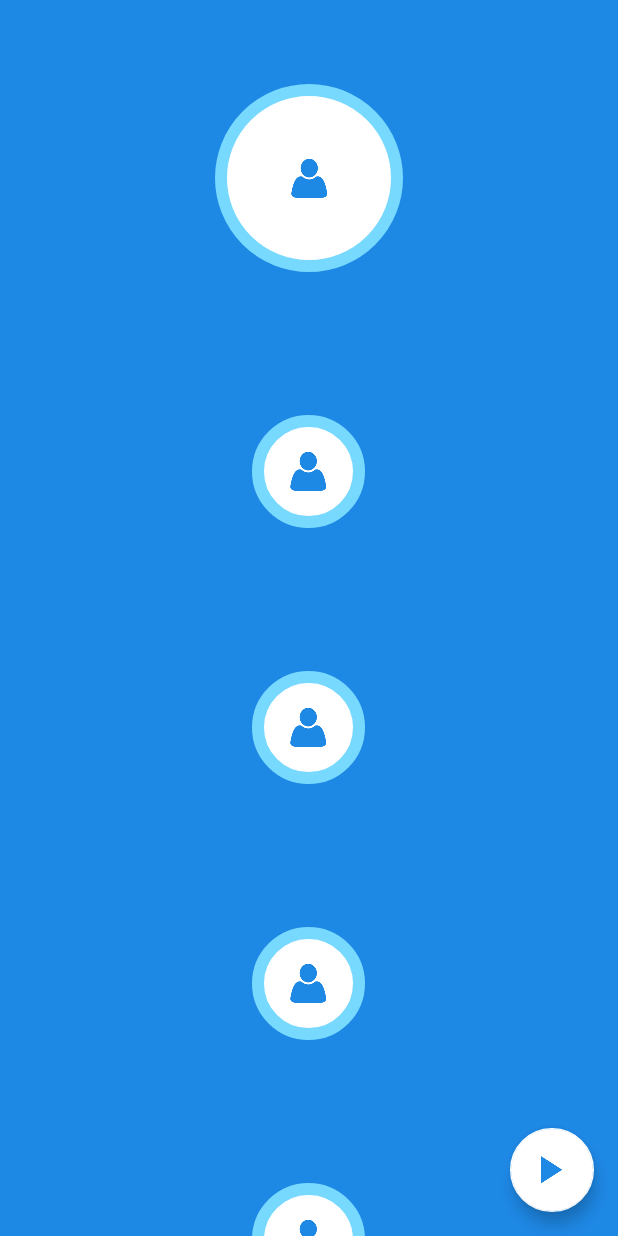
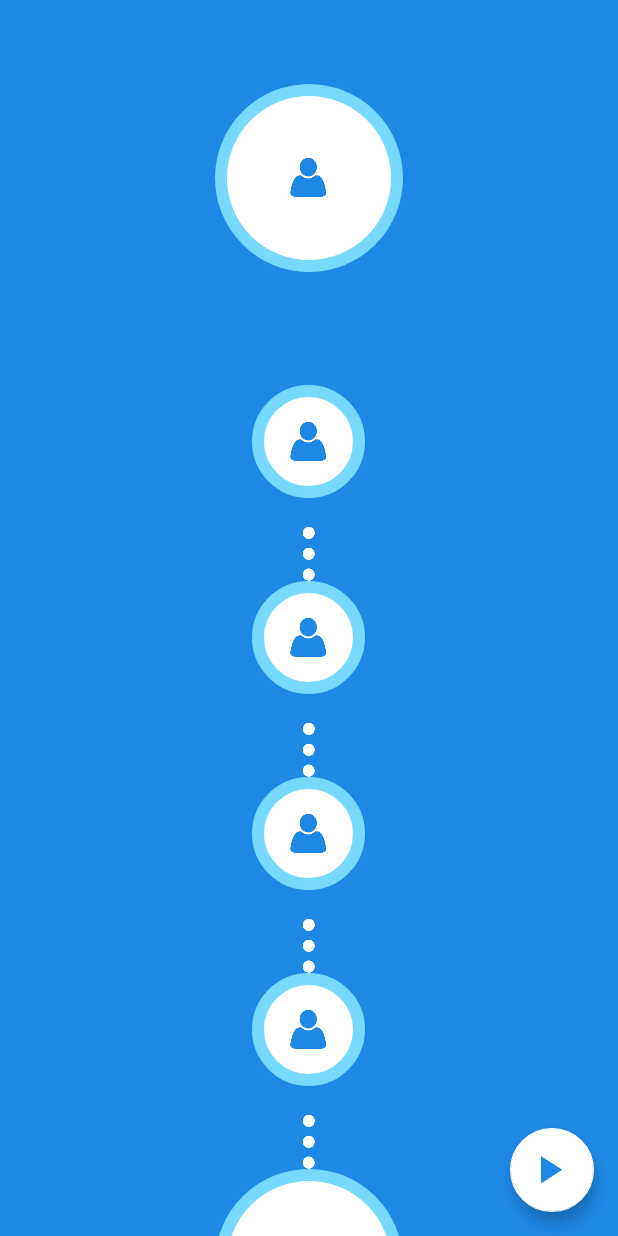
Before and after one commit to IRA-Team/SixHandshakes, an Android app: the screen it shows after launch (MainActivity), on a phone screen of 412 x 824 dp. Run offline under Robolectric (Android 15) with nearby library versions, the phone set to English and light mode, and no system bars; our stand-ins replace data binding; libraries missing offline, so code that uses them is left out: com.nostra13.universalimageloader, com.vk.sdk; 52 statements that could not run were skipped.

Commit message:
1. Refactored request service 2. Refactored view of MainActivity

```diff
--- a/app/src/main/res/drawable/circle_white.xml
+++ b/app/src/main/res/drawable/circle_white.xml
@@ -1,12 +1,21 @@
 <?xml version="1.0" encoding="utf-8"?>
-<shape
-    xmlns:android="http://schemas.android.com/apk/res/android"
-    android:shape="oval">
 
-    <stroke
-        android:width="8dp"
-        android:color="#78d9ff"/>
+<layer-list xmlns:android="http://schemas.android.com/apk/res/android">
+    <item>
+        <shape xmlns:android="http://schemas.android.com/apk/res/android"
+            android:shape="oval">
 
-    <solid
-        android:color="#ffffff"/>
-</shape>
+            <stroke
+                android:width="8dp"
+                android:color="#78d9ff" />
+
+            <solid android:color="#ffffff" />
+
+        </shape>
+    </item>
+    <item
+        android:width="30dp"
+        android:height="30dp"
+        android:drawable="@drawable/ic_profile_blue_30dp"
+        android:gravity="center" />
+</layer-list>
--- a/app/src/main/res/layout/activity_main.xml
+++ b/app/src/main/res/layout/activity_main.xml
@@ -26,171 +26,142 @@
                 <LinearLayout
                     android:layout_width="match_parent"
                     android:layout_height="wrap_content"
+                    android:gravity="center"
                     android:orientation="vertical">
 
-
+                    <!-- Begin of self profile -->
                     <ImageView
-                        android:layout_width="125dp"
-                        android:layout_height="125dp"
-                        android:layout_gravity="center"
+                        android:layout_width="@dimen/big_profile_width"
+                        android:layout_height="@dimen/big_profile_height"
                         android:background="@drawable/circle_white"
                         android:padding="8dp"
                         android:scaleType="center"
-                        android:src="@drawable/ic_profile_blue_30dp"
                         app:user="@{viewModel.self}" />
 
                     <TextView
                         android:layout_width="wrap_content"
                         android:layout_height="wrap_content"
-                        android:layout_gravity="center"
-                        android:layout_marginBottom="8dp"
-                        android:layout_marginTop="8dp"
                         android:textColor="@color/vk_white"
                         app:user="@{viewModel.self}" />
 
                     <com.irateam.sixhandshakes.ui.LoadingStub
                         android:id="@+id/loading_stub"
                         android:layout_width="wrap_content"
-                        android:layout_height="wrap_content"
-                        android:layout_gravity="center"
-                        android:layout_marginBottom="4dp" />
+                        android:layout_height="wrap_content" />
+                    <!-- End of self profile -->
 
+                    <!-- Begin of firth profile -->
                     <ImageView
-                        android:layout_width="75dp"
-                        android:layout_height="75dp"
-                        android:layout_gravity="center"
+                        android:layout_width="@dimen/medium_profile_width"
+                        android:layout_height="@dimen/medium_profile_height"
                         android:background="@drawable/circle_white"
                         android:padding="8dp"
                         android:scaleType="center"
-                        android:src="@drawable/ic_profile_blue_30dp"
                         android:visibility="@{viewModel.first != null}"
                         app:user="@{viewModel.first}" />
 
                     <TextView
                         android:layout_width="wrap_content"
                         android:layout_height="wrap_content"
-                        android:layout_gravity="center"
-                        android:layout_marginBottom="8dp"
-                        android:layout_marginTop="8dp"
                         android:textColor="@color/vk_white"
                         android:visibility="@{viewModel.first != null}"
                         app:user="@{viewModel.first}" />
 
-                    <com.irateam.sixhandshakes.ui.LoadingStub
-                        android:id="@+id/loading_stub1"
-                        android:layout_width="wrap_content"
-                        android:layout_height="wrap_content"
-                        android:layout_gravity="center"
-                        android:layout_marginBottom="4dp"
+                    <ImageView
+                        android:layout_width="@dimen/delimiter_width"
+                        android:layout_height="@dimen/delimiter_height"
+                        android:src="@drawable/ic_three_circle_white_36dp"
                         android:visibility="@{viewModel.first != null}" />
+                    <!-- End of first profile -->
 
+                    <!-- Begin of second profile -->
                     <ImageView
-                        android:layout_width="75dp"
-                        android:layout_height="75dp"
-                        android:layout_gravity="center"
+                        android:layout_width="@dimen/medium_profile_width"
+                        android:layout_height="@dimen/medium_profile_height"
                         android:background="@drawable/circle_white"
                         android:padding="8dp"
                         android:scaleType="center"
-                        android:src="@drawable/ic_profile_blue_30dp"
                         android:visibility="@{viewModel.second!= null}"
                         app:user="@{viewModel.second}" />
 
                     <TextView
                         android:layout_width="wrap_content"
                         android:layout_height="wrap_content"
-                        android:layout_gravity="center"
-                        android:layout_marginBottom="8dp"
-                        android:layout_marginTop="8dp"
                         android:textColor="@color/vk_white"
                         android:visibility="@{viewModel.second != null}"
                         app:user="@{viewModel.second}" />
 
-                    <com.irateam.sixhandshakes.ui.LoadingStub
-                        android:id="@+id/loading_stub2"
-                        android:layout_width="wrap_content"
-                        android:layout_height="wrap_content"
-                        android:layout_gravity="center"
-                        android:layout_marginBottom="4dp"
-                        android:visibility="@{viewModel.second!= null}" />
+                    <ImageView
+                        android:layout_width="@dimen/delimiter_width"
+                        android:layout_height="@dimen/delimiter_height"
+                        android:src="@drawable/ic_three_circle_white_36dp"
+                        android:visibility="@{viewModel.second != null}" />
+                    <!-- End of second profile -->
 
+                    <!-- Begin of third profile -->
                     <ImageView
-                        android:layout_width="75dp"
-                        android:layout_height="75dp"
-                        android:layout_gravity="center"
+                        android:layout_width="@dimen/medium_profile_width"
+                        android:layout_height="@dimen/medium_profile_height"
                         android:background="@drawable/circle_white"
                         android:padding="8dp"
                         android:scaleType="center"
-                        android:src="@drawable/ic_profile_blue_30dp"
                         android:visibility="@{viewModel.third != null}"
                         app:user="@{viewModel.third}" />
 
                     <TextView
                         android:layout_width="wrap_content"
                         android:layout_height="wrap_content"
-                        android:layout_gravity="center"
-                        android:layout_marginBottom="8dp"
-                        android:layout_marginTop="8dp"
                         android:textColor="@color/vk_white"
                         android:visibility="@{viewModel.third != null}"
                         app:user="@{viewModel.third}" />
 
-                    <com.irateam.sixhandshakes.ui.LoadingStub
-                        android:id="@+id/loading_stub3"
-                        android:layout_width="wrap_content"
-                        android:layout_height="wrap_content"
-                        android:layout_gravity="center"
-                        android:layout_marginBottom="4dp"
+                    <ImageView
+                        android:layout_width="@dimen/delimiter_width"
+                        android:layout_height="@dimen/delimiter_height"
+                        android:src="@drawable/ic_three_circle_white_36dp"
                         android:visibility="@{viewModel.third != null}" />
+                    <!-- End of third profile -->
 
-
+                    <!-- Begin of fourth profile -->
                     <ImageView
-                        android:layout_width="75dp"
-                        android:layout_height="75dp"
-                        android:layout_gravity="center"
+                        android:layout_width="@dimen/medium_profile_width"
+                        android:layout_height="@dimen/medium_profile_height"
                         android:background="@drawable/circle_white"
                         android:padding="8dp"
                         android:scaleType="center"
-                        android:src="@drawable/ic_profile_blue_30dp"
                         android:visibility="@{viewModel.fourth != null}"
                         app:user="@{viewModel.fourth}" />
 
                     <TextView
                         android:layout_width="wrap_content"
                         android:layout_height="wrap_content"
-                        android:layout_gravity="center"
-                        android:layout_marginBottom="8dp"
-                        android:layout_marginTop="8dp"
                         android:textColor="@color/vk_white"
                         android:visibility="@{viewModel.fourth != null}"
                         app:user="@{viewModel.fourth}" />
 
-                    <com.irateam.sixhandshakes.ui.LoadingStub
-                        android:id="@+id/loading_stub4"
-                        android:layout_width="wrap_content"
-                        android:layout_height="wrap_content"
-                        android:layout_gravity="center"
-                        android:layout_marginBottom="4dp"
+                    <ImageView
+                        android:layout_width="@dimen/delimiter_width"
+                        android:layout_height="@dimen/delimiter_height"
+                        android:src="@drawable/ic_three_circle_white_36dp"
                         android:visibility="@{viewModel.fourth != null}" />
+                    <!-- End of fourth profile -->
 
+                    <!-- Begin of target profile -->
                     <ImageView
-                        android:layout_width="125dp"
-                        android:layout_height="125dp"
-                        android:layout_gravity="center"
+                        android:layout_width="@dimen/big_profile_width"
+                        android:layout_height="@dimen/big_profile_height"
                         android:background="@drawable/circle_white"
                         android:padding="8dp"
                         android:scaleType="center"
-                        android:src="@drawable/ic_profile_blue_30dp"
                         app:onClick="@{viewModel.openSearch}"
                         app:user="@{viewModel.target}" />
 
                     <TextView
                         android:layout_width="wrap_content"
                         android:layout_height="wrap_content"
-                        android:layout_gravity="center"
-                        android:layout_marginBottom="8dp"
-                        android:layout_marginTop="8dp"
                         android:textColor="@color/vk_white"
                         app:user="@{viewModel.target}" />
+                    <!-- End of target profile -->
 
                     <Button
                         style="@style/ButtonMainActivity.White"
--- a/app/src/main/res/values/dimens.xml
+++ b/app/src/main/res/values/dimens.xml
@@ -5,4 +5,11 @@
 
     <dimen name="activity_main_buttons_height">56dp</dimen>
     <dimen name="fab_margin">16dp</dimen>
+
+    <dimen name="delimiter_width">36dp</dimen>
+    <dimen name="delimiter_height">36dp</dimen>
+    <dimen name="big_profile_width">125dp</dimen>
+    <dimen name="big_profile_height">125dp</dimen>
+    <dimen name="medium_profile_width">75dp</dimen>
+    <dimen name="medium_profile_height">75dp</dimen>
 </resources>
```
Also changed, not shown: app/src/main/java/com/irateam/sixhandshakes/service/RequestService.java (+81 -98 lines).
